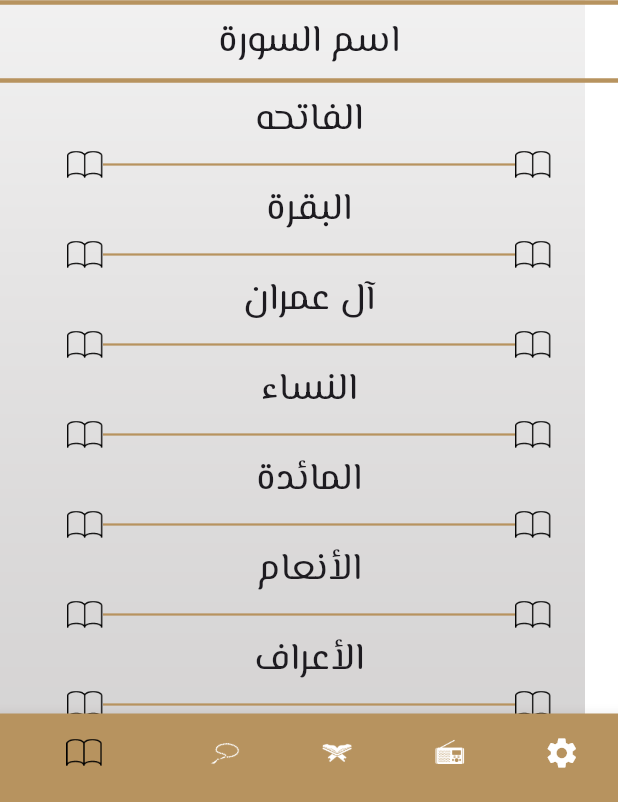
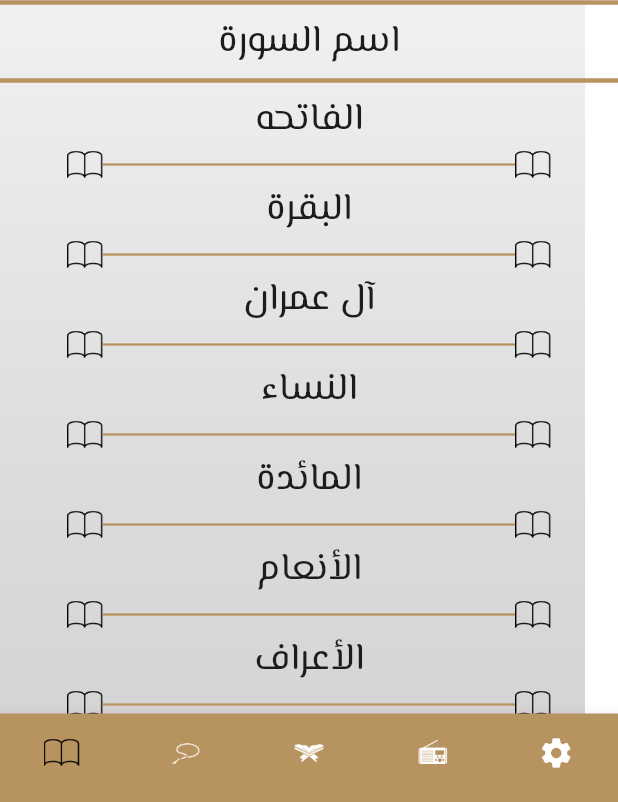
Before and after one commit to abdelr7mn/Islami.route, a Flutter app: the screen it shows after launch, on a phone screen of 412 x 824 dp, the part 434-1236 px from its top. Run offline on Flutter 3.47's test engine with Material 3 defaults, Android fonts, the phone set to English and light mode, and no system bars.

Commit message:
Screens done

```diff
--- a/lib/Home/home.dart
+++ b/lib/Home/home.dart
@@ -43,7 +43,7 @@ class _HomeScreenState extends State<HomeScreen> {
               });
             },
             backgroundColor: Color(0xffB7935F),
-            type: BottomNavigationBarType.shifting,
+            type: BottomNavigationBarType.fixed,
             selectedItemColor: Colors.black,
             unselectedItemColor: Colors.white,
             showSelectedLabels: false,
@@ -84,8 +84,8 @@ class _HomeScreenState extends State<HomeScreen> {
   List<Widget> tabs = [
     QuranTab(),
     SebhaTab(),
+    AhadesTab(),
     RadioTab(),
-    AhadesTab(),
     SettingTab(),
   ];
 }
--- a/lib/Home/tabs/sebha.dart
+++ b/lib/Home/tabs/sebha.dart
@@ -44,7 +44,7 @@ class SebhaTabState extends State<SebhaTab> {
       crossAxisAlignment: CrossAxisAlignment.stretch,
       children: [
         Image.asset("assets/images/head_sebha_logo.png",
-            width: 53, height: 100),
+            width: 53, height: 110),
         Image.asset("assets/images/body_sebha_logo.png",
             width: 232, height: 243),
         SizedBox(height: 15),
```
Also changed, not shown: lib/Home/tabs/ahades.dart (+17 -2 lines), assets/images/2.0x/hadeth_logo@2x.png (added), assets/images/3.0x/hadeth_logo@3x.png (added), assets/images/hadeth_logo.png (added).
